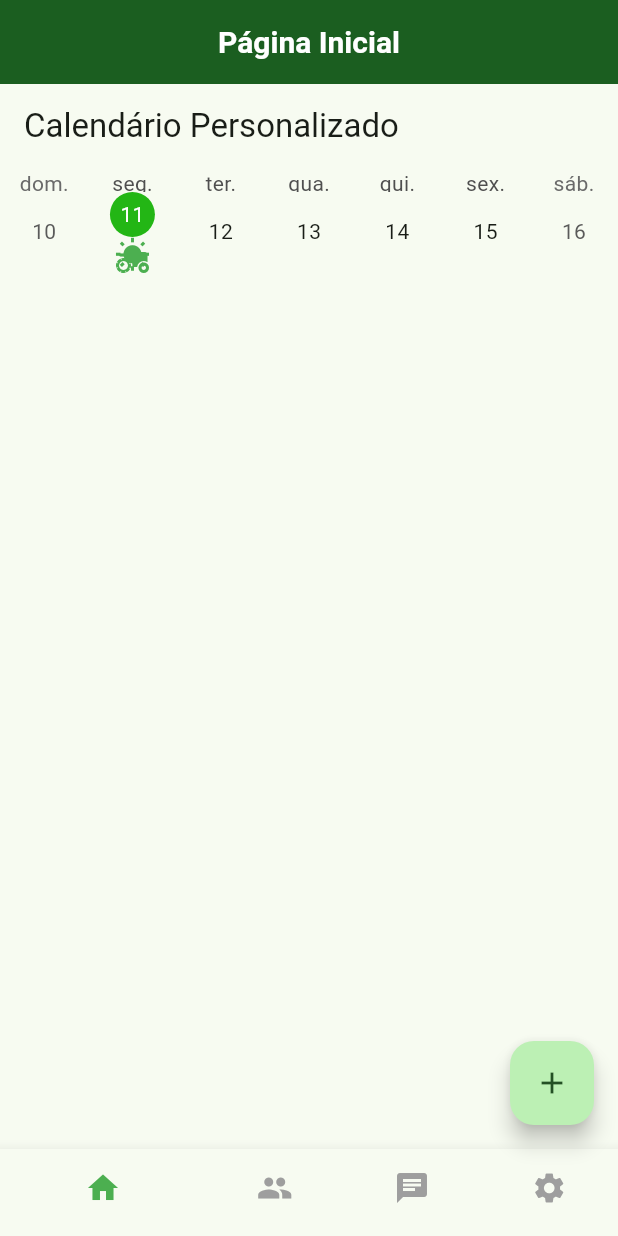
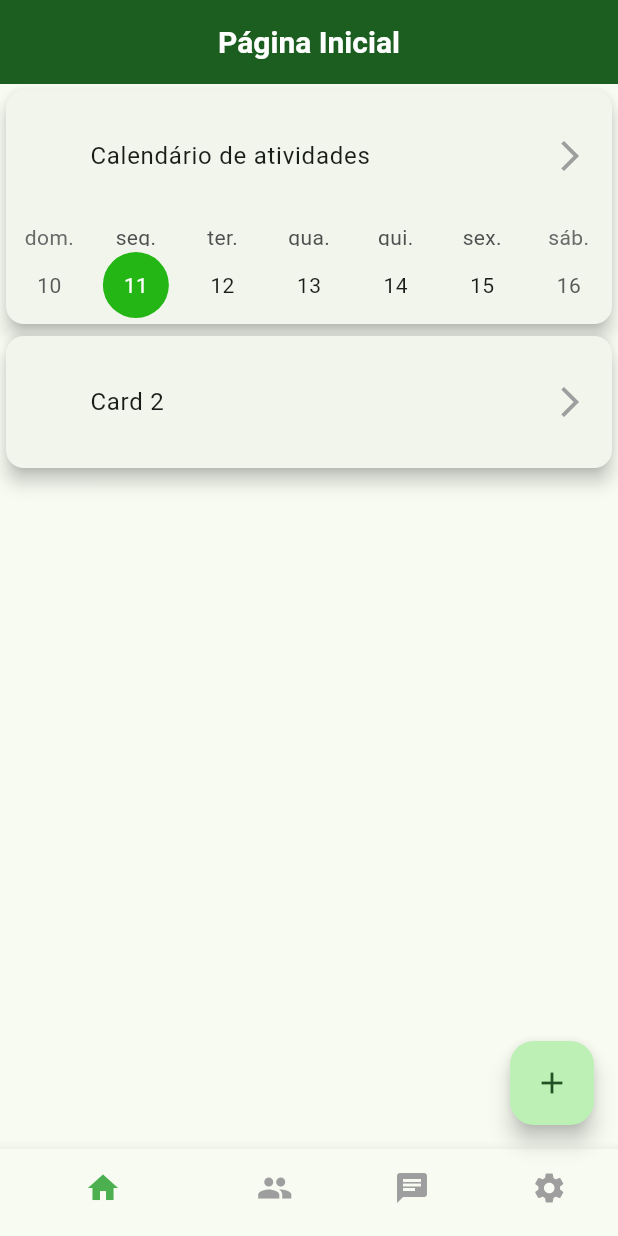
Before and after one commit to matheuspeguim/seringueiro, a Flutter app: the screen it shows after launch, on a phone screen of 412 x 824 dp. Run offline on Flutter 3.47's test engine with Material 2 defaults, Android fonts, the light colour scheme and no system bars; drawn by our look-alikes of table_calendar.

Commit message:
Iniciado nova versão baseado em cards

```diff
--- a/lib/main.dart
+++ b/lib/main.dart
@@ -15,7 +15,7 @@ class MyApp extends StatelessWidget {
   @override
   Widget build(BuildContext context) {
     return MaterialApp(
-      localizationsDelegates: [
+      localizationsDelegates: const [
         GlobalMaterialLocalizations.delegate,
         GlobalWidgetsLocalizations.delegate,
         GlobalCupertinoLocalizations.delegate,
--- a/lib/views/home_page.dart
+++ b/lib/views/home_page.dart
@@ -1,12 +1,11 @@
-// ignore_for_file: library_private_types_in_public_api
-
 import 'package:flutter/material.dart';
 import 'package:flutter_seringueiro/widgets/custom_app_bar.dart';
+import 'package:flutter_seringueiro/widgets/custom_card.dart';
+import 'package:flutter_seringueiro/widgets/custom_calendar.dart';
 import 'package:table_calendar/table_calendar.dart';
-import '../widgets/custom_calendar.dart';
 
 class HomePage extends StatefulWidget {
-  const HomePage({super.key});
+  const HomePage({Key? key}) : super(key: key);
 
   @override
   _HomePageState createState() => _HomePageState();
@@ -22,17 +21,37 @@ class _HomePageState extends State<HomePage> {
     "Configurações",
   ];
 
+  @override
+  Widget build(BuildContext context) {
     final List<Widget> _children = [
-    CustomCalendar(
+      ListView(
+        children: [
+          CustomCard(
+            title: "Calendário de atividades",
+            trailing: Icon(Icons.arrow_forward_ios, color: Colors.grey),
+            child: CustomCalendar(
                 calendarFormat: CalendarFormat.week,
+                footer: Column(
+                  children: [
+                    Text("Informações do clima"),
+                    Icon(Icons.wb_sunny),
+                    Text("Atividades programadas"),
+                    Icon(Icons.agriculture),
+                  ],
+                )),
+          ),
+          CustomCard(
+            title: "Card 2",
+            trailing: Icon(Icons.arrow_forward_ios, color: Colors.grey),
+          ),
+          // adicione outros CustomCards conforme necessário
+        ],
       ),
       const Text("Mídias sociais"),
       const Text("Conversas"),
       const Text("Configurações"),
     ];
 
-  @override
-  Widget build(BuildContext context) {
     return Scaffold(
       appBar: CustomAppBar(
         title: titles[_currentIndex],
--- a/lib/widgets/custom_calendar.dart
+++ b/lib/widgets/custom_calendar.dart
@@ -4,18 +4,15 @@ import 'package:table_calendar/table_calendar.dart';
 class CustomCalendar extends StatelessWidget {
   final CalendarFormat calendarFormat;
 
-  CustomCalendar({Key? key, required this.calendarFormat}) : super(key: key);
+  CustomCalendar(
+      {Key? key, required this.calendarFormat, required Column footer})
+      : super(key: key);
 
   final DateTime _focusedDay = DateTime.now();
 
   @override
   Widget build(BuildContext context) {
-    return Scaffold(
-      appBar: AppBar(
-        title: Text('Calendário Personalizado'),
-      ),
-      body: Container(
-        child: TableCalendar(
+    return TableCalendar(
       firstDay: DateTime.utc(2020, 10, 16),
       lastDay: DateTime.utc(2030, 3, 14),
       focusedDay: _focusedDay,
@@ -23,45 +20,27 @@ class CustomCalendar extends StatelessWidget {
       headerVisible: false,
       availableCalendarFormats: {calendarFormat: ''},
       calendarFormat: calendarFormat,
+      calendarStyle: CalendarStyle(
+        // Configuração da cor de fundo para verde
+        todayDecoration: BoxDecoration(
+          color: Color.fromARGB(255, 35, 182, 21),
+          shape: BoxShape.circle,
+        ),
+      ),
       calendarBuilders: CalendarBuilders(
         todayBuilder: (context, date, _) => Container(
-              height: 100, // Reduzindo a altura
-              child: Column(
-                mainAxisAlignment: MainAxisAlignment.start,
-                children: [
-                  Container(
-                    height: 30, // Reduzindo a altura
+          margin: const EdgeInsets.all(4.0),
+          alignment: Alignment.center,
           decoration: BoxDecoration(
+            color: Color.fromARGB(255, 35, 182, 21),
             shape: BoxShape.circle,
-                      color: Color.fromARGB(255, 35, 182, 21),
           ),
-                    child: Center(
           child: Text(
             '${date.day}',
             style: TextStyle(color: Colors.white),
           ),
         ),
       ),
-                  Container(
-                    height: 1, // Reduzindo a altura
-                    child: Icon(
-                      Icons.wb_sunny,
-                      color: Colors.green,
-                    ),
-                  ),
-                  Container(
-                    height: 30, // Reduzindo a altura
-                    child: Icon(
-                      Icons.agriculture,
-                      color: Colors.green,
-                    ),
-                  ),
-                ],
-              ),
-            ),
-          ),
-        ),
-      ),
     );
   }
 }
--- /dev/null
+++ b/lib/widgets/custom_card.dart
@@ -0,0 +1,46 @@
+import 'package:flutter/material.dart';
+
+class CustomCard extends StatelessWidget {
+  final String title;
+  final Widget? leading;
+  final Widget? trailing;
+  final Widget? child;
+  final double? height;
+  final Widget? footer;
+
+  const CustomCard({
+    Key? key,
+    required this.title,
+    this.leading,
+    this.trailing,
+    this.child,
+    this.height,
+    this.footer,
+  }) : super(key: key);
+
+  @override
+  Widget build(BuildContext context) {
+    return Card(
+      elevation: 5,
+      child: Container(
+        height: height, // Adicione a altura aqui, se for fornecida
+        child: Column(
+          children: [
+            ListTile(
+              contentPadding: EdgeInsets.all(16),
+              leading: leading ??
+                  SizedBox.shrink(), // se leading for null, ocupa espaço zero
+              title: Text(title),
+              trailing: trailing,
+            ),
+            if (child != null)
+              Expanded(
+                child: child!, // O corpo personalizável do cartão
+              ),
+            if (footer != null) footer!
+          ],
+        ),
+      ),
+    );
+  }
+}
```
Lines whose indentation alone changed are shown as unchanged.
